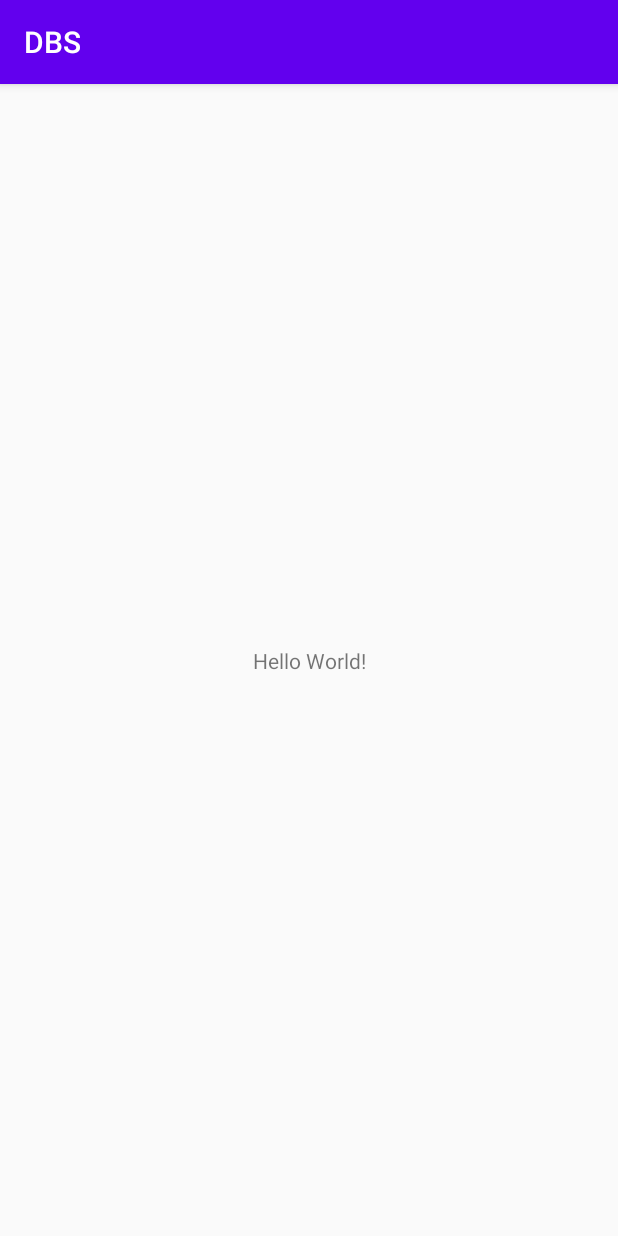
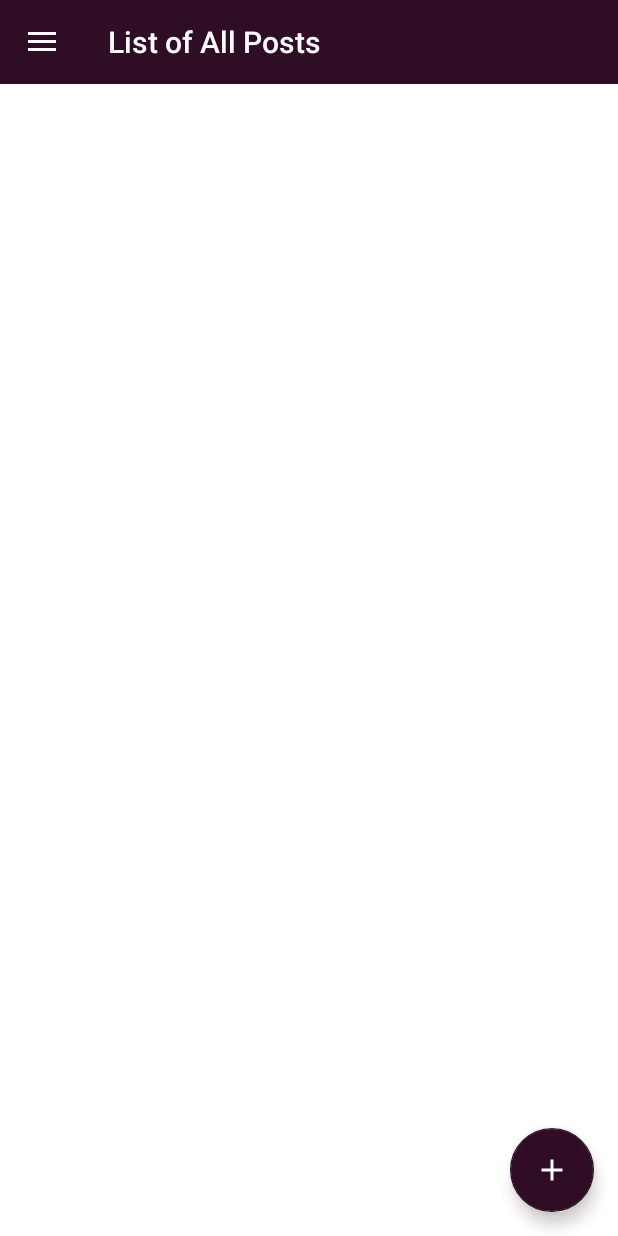
Before and after one commit to Anujan1993/DBS-Test, an Android app: the screen it shows after launch (MainActivity), on a phone screen of 412 x 824 dp. Run offline under Robolectric (Android 15) with nearby library versions, the phone set to English and light mode, and no system bars.

Commit message:
Drawer Menu added

```diff
--- a/app/build.gradle
+++ b/app/build.gradle
@@ -26,6 +26,7 @@ dependencies {
     implementation fileTree(dir: "libs", include: ["*.jar"])
     implementation 'androidx.appcompat:appcompat:1.1.0'
     implementation 'androidx.constraintlayout:constraintlayout:1.1.3'
+    implementation 'com.google.android.material:material:1.1.0'
     testImplementation 'junit:junit:4.12'
     androidTestImplementation 'androidx.test.ext:junit:1.1.1'
     androidTestImplementation 'androidx.test.espresso:espresso-core:3.2.0'
--- a/app/src/main/AndroidManifest.xml
+++ b/app/src/main/AndroidManifest.xml
@@ -8,8 +8,8 @@
         android:label="@string/app_name"
         android:roundIcon="@mipmap/ic_launcher_round"
         android:supportsRtl="true"
-        android:theme="@style/AppTheme">
-        <activity android:name=".MainActivity">
+        android:theme="@style/Theme.AppCompat.DayNight.NoActionBar">
+        <activity android:name=".UI.MainActivity">
             <intent-filter>
                 <action android:name="android.intent.action.MAIN" />
 
--- a/app/src/main/java/com/example/dbs/MainActivity.java
+++ /dev/null
@@ -1,14 +0,0 @@
-package com.example.dbs;
-
-import androidx.appcompat.app.AppCompatActivity;
-
-import android.os.Bundle;
-
-public class MainActivity extends AppCompatActivity {
-
-    @Override
-    protected void onCreate(Bundle savedInstanceState) {
-        super.onCreate(savedInstanceState);
-        setContentView(R.layout.activity_main);
-    }
-}
--- /dev/null
+++ b/app/src/main/java/com/example/dbs/UI/MainActivity.java
@@ -0,0 +1,104 @@
+package com.example.dbs.UI;
+
+import androidx.annotation.NonNull;
+import androidx.appcompat.app.ActionBarDrawerToggle;
+import androidx.appcompat.app.AlertDialog;
+import androidx.appcompat.app.AppCompatActivity;
+import androidx.appcompat.widget.Toolbar;
+import androidx.drawerlayout.widget.DrawerLayout;
+import androidx.fragment.app.FragmentManager;
+import androidx.fragment.app.FragmentTransaction;
+
+import android.content.Context;
+import android.content.DialogInterface;
+import android.content.Intent;
+import android.net.ConnectivityManager;
+import android.net.NetworkInfo;
+import android.os.Bundle;
+import android.view.MenuItem;
+import android.view.View;
+
+import com.example.dbs.R;
+import com.google.android.material.floatingactionbutton.FloatingActionButton;
+import com.google.android.material.navigation.NavigationView;
+
+public class MainActivity extends AppCompatActivity implements NavigationView.OnNavigationItemSelectedListener {
+    private DrawerLayout drawerLayout;
+    private ActionBarDrawerToggle actionBarDrawerToggle;
+    private Toolbar toolbar;
+    private NavigationView navigationView;
+    private FragmentManager fragmentManager;
+    private FragmentTransaction fragmentTransaction;
+
+
+    @Override
+    protected void onCreate(Bundle savedInstanceState) {
+        super.onCreate(savedInstanceState);
+        setContentView(R.layout.activity_main);
+        toolbar = findViewById(R.id.toolbar);
+        setSupportActionBar(toolbar);
+        drawerLayout = findViewById(R.id.drawer);
+        navigationView = findViewById(R.id.navigationView);
+        navigationView.setNavigationItemSelectedListener(this);
+
+        actionBarDrawerToggle = new ActionBarDrawerToggle(this, drawerLayout,toolbar,R.string.Open,R.string.close);
+        actionBarDrawerToggle.getDrawerArrowDrawable().setColor(getResources().getColor(R.color.white));
+        drawerLayout.addDrawerListener(actionBarDrawerToggle);
+        actionBarDrawerToggle.setDrawerIndicatorEnabled(true);
+        actionBarDrawerToggle.syncState();
+
+      /*  fragmentManager = getSupportFragmentManager();
+        fragmentTransaction = fragmentManager.beginTransaction();
+        fragmentTransaction.replace(R.id.container_fragment, new ListFragment());
+        fragmentTransaction.commit();*/
+
+        FloatingActionButton fab = findViewById(R.id.floating_action_button);
+        fab.setOnClickListener(new View.OnClickListener() {
+            @Override
+            public void onClick(View view) {
+             /*   ConnectivityManager cm =
+                        (ConnectivityManager)getSystemService(Context.CONNECTIVITY_SERVICE);
+
+                NetworkInfo activeNetwork = cm.getActiveNetworkInfo();
+                boolean isConnected = activeNetwork != null &&
+                        activeNetwork.isConnectedOrConnecting();
+
+                if (isConnected == true){
+                   /* Intent intent = new Intent(MainActivity.this, AddPostActivity.class);
+                    startActivity(intent);*
+                }
+                else {
+                    AlertDialog alertDialog = new AlertDialog.Builder(MainActivity.this).create();
+                    alertDialog.setTitle("Connection Lost");
+                    alertDialog.setMessage("Please check your internet connection");
+                    alertDialog.setButton(AlertDialog.BUTTON_NEUTRAL, "OK",
+                            new DialogInterface.OnClickListener() {
+                                public void onClick(DialogInterface dialog, int which) {
+                                    dialog.dismiss();
+                                }
+                            });
+                    alertDialog.show();
+
+                }*/
+            }
+        });
+
+    }
+
+    @Override
+    protected void onStart() {
+        super.onStart();
+    }
+
+    @Override
+    public boolean onNavigationItemSelected(@NonNull MenuItem item) {
+        if (item.getItemId() == R.id.home){
+           /* fragmentManager = getSupportFragmentManager();
+            fragmentTransaction = fragmentManager.beginTransaction();
+            fragmentTransaction.replace(R.id.container_fragment, new ListFragment());
+            fragmentTransaction.commit();*/
+        }
+
+        return false;
+    }
+}
--- /dev/null
+++ b/app/src/main/res/drawable/ic_baseline_add_24.xml
@@ -0,0 +1,5 @@
+<vector android:height="24dp" android:tint="#FFFFFF"
+    android:viewportHeight="24" android:viewportWidth="24"
+    android:width="24dp" xmlns:android="http://schemas.android.com/apk/res/android">
+    <path android:fillColor="@android:color/white" android:pathData="M19,13h-6v6h-2v-6H5v-2h6V5h2v6h6v2z"/>
+</vector>
--- a/app/src/main/res/layout/activity_main.xml
+++ b/app/src/main/res/layout/activity_main.xml
@@ -1,18 +1,30 @@
 <?xml version="1.0" encoding="utf-8"?>
-<androidx.constraintlayout.widget.ConstraintLayout xmlns:android="http://schemas.android.com/apk/res/android"
+<androidx.drawerlayout.widget.DrawerLayout xmlns:android="http://schemas.android.com/apk/res/android"
     xmlns:app="http://schemas.android.com/apk/res-auto"
     xmlns:tools="http://schemas.android.com/tools"
     android:layout_width="match_parent"
     android:layout_height="match_parent"
-    tools:context=".MainActivity">
+    tools:context=".UI.MainActivity"
+    android:id="@+id/drawer">
 
-    <TextView
-        android:layout_width="wrap_content"
+    <include android:layout_width="match_parent"
         android:layout_height="wrap_content"
-        android:text="Hello World!"
-        app:layout_constraintBottom_toBottomOf="parent"
-        app:layout_constraintLeft_toLeftOf="parent"
-        app:layout_constraintRight_toRightOf="parent"
-        app:layout_constraintTop_toTopOf="parent" />
+        layout="@layout/drawer_toolbar"/>
 
-</androidx.constraintlayout.widget.ConstraintLayout>
+    <include android:layout_height="wrap_content"
+        android:layout_width="match_parent"
+        layout="@layout/content_main"/>
+
+    <com.google.android.material.navigation.NavigationView
+        android:layout_width="match_parent"
+        android:layout_height="match_parent"
+        android:id="@+id/navigationView"
+        app:menu="@menu/drawer_menu"
+        app:headerLayout="@layout/drawer_header"
+        android:layout_gravity="start"
+        android:fitsSystemWindows="false"
+        tools:ignore="MissingClass" >
+
+    </com.google.android.material.navigation.NavigationView>
+
+</androidx.drawerlayout.widget.DrawerLayout>
--- /dev/null
+++ b/app/src/main/res/layout/content_main.xml
@@ -0,0 +1,26 @@
+<?xml version="1.0" encoding="utf-8"?>
+<LinearLayout
+    xmlns:android="http://schemas.android.com/apk/res/android"
+    xmlns:app="http://schemas.android.com/apk/res-auto"
+    android:layout_width="match_parent"
+    android:layout_height="match_parent"
+    android:background="@color/white">
+    <FrameLayout
+        android:layout_width="match_parent"
+        android:layout_height="match_parent"
+        android:id="@+id/container_fragment"
+        android:background="@color/white">
+
+        <com.google.android.material.floatingactionbutton.FloatingActionButton
+            android:id="@+id/floating_action_button"
+            style="@style/Widget.Design.FloatingActionButton"
+            android:layout_width="wrap_content"
+            android:layout_height="wrap_content"
+            android:layout_gravity="bottom|right"
+            android:layout_margin="16dp"
+            android:src="@drawable/ic_baseline_add_24"
+            app:backgroundTint="@color/colorPurple_A400" />
+    </FrameLayout>
+
+
+</LinearLayout>
--- /dev/null
+++ b/app/src/main/res/layout/drawer_toolbar.xml
@@ -0,0 +1,21 @@
+<?xml version="1.0" encoding="utf-8"?>
+<androidx.constraintlayout.widget.ConstraintLayout xmlns:android="http://schemas.android.com/apk/res/android"
+    xmlns:tools="http://schemas.android.com/tools"
+    android:layout_width="match_parent"
+    xmlns:app="http://schemas.android.com/apk/res-auto"
+    android:elevation="4dp"
+    android:layout_height="match_parent">
+
+    <androidx.appcompat.widget.Toolbar
+        android:layout_width="match_parent"
+        android:layout_height="?attr/actionBarSize"
+        android:background="@color/colorPrimaryDark"
+        android:id="@+id/toolbar"
+        tools:ignore="MissingConstraints"
+        app:title="List of All Posts"
+        android:backgroundTint="@color/colorPurple_A400"
+        app:titleTextColor="@color/white">
+
+    </androidx.appcompat.widget.Toolbar>
+
+</androidx.constraintlayout.widget.ConstraintLayout>
--- /dev/null
+++ b/app/src/main/res/menu/drawer_menu.xml
@@ -0,0 +1,4 @@
+<?xml version="1.0" encoding="utf-8"?>
+<menu xmlns:android="http://schemas.android.com/apk/res/android">
+
+</menu>
--- a/app/src/main/res/values/colors.xml
+++ b/app/src/main/res/values/colors.xml
@@ -3,4 +3,7 @@
     <color name="colorPrimary">#6200EE</color>
     <color name="colorPrimaryDark">#3700B3</color>
     <color name="colorAccent">#03DAC5</color>
+    <color name="white">#ffffff</color>
+    <color name="colorPurple_A400">#2E0D25</color>
+    <color name="colorPurple_900">#711C7C</color>
 </resources>
--- a/app/src/main/res/values/strings.xml
+++ b/app/src/main/res/values/strings.xml
@@ -1,3 +1,5 @@
 <resources>
     <string name="app_name">DBS</string>
+    <string name="Open">open</string>
+    <string name="close">close</string>
 </resources>
```
Also changed, not shown: app/src/main/res/drawable/drawable_gradient.xml (added, +7 -0 lines), app/src/main/res/layout/drawer_header.xml (added, +27 -0 lines), app/src/main/res/values/styles.xml (+14 -1 lines).
